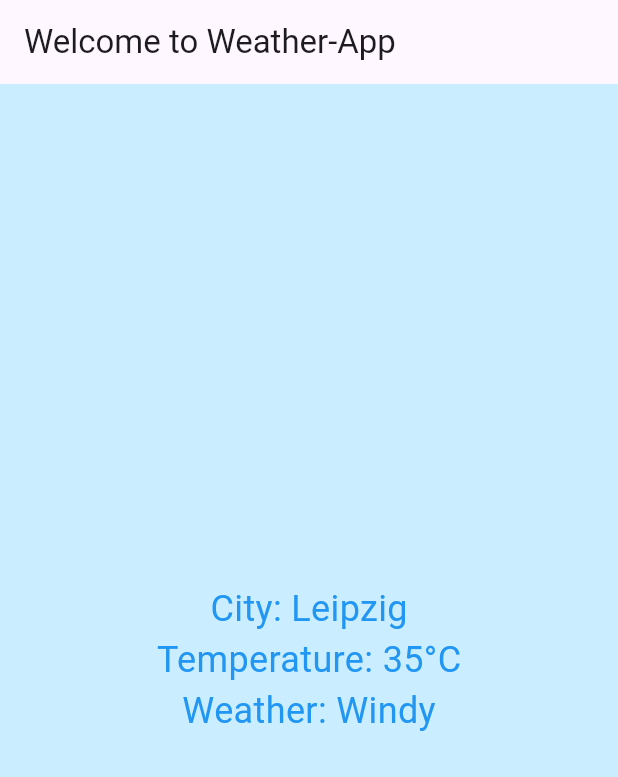
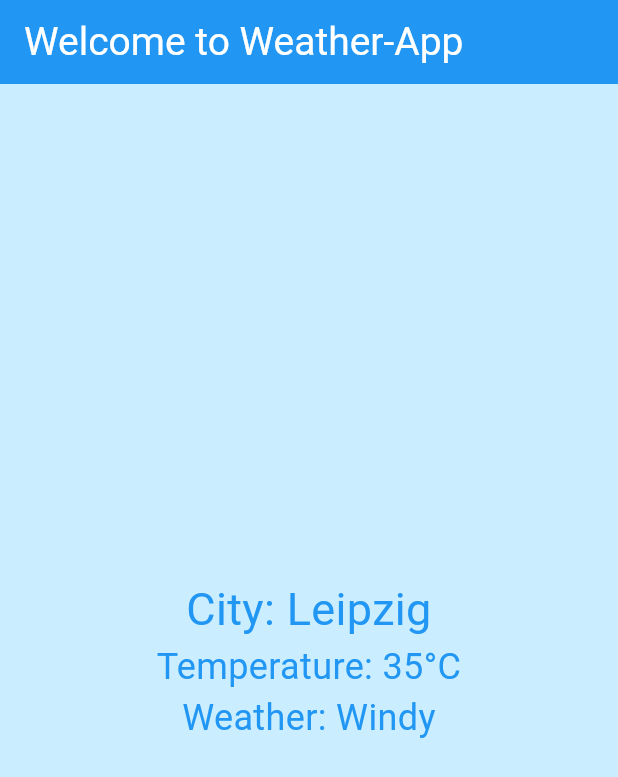
Before and after one commit to FrancescBrau/https---github.com-FrancescBrau-wetter_app_fb, a Flutter app: the screen it shows after launch, on a phone screen of 412 x 824 dp. Shown: the top 777 px of the screen. Run offline on Flutter 3.47's test engine with Material 3 defaults, Android fonts, the phone set to English and light mode, and no system bars.

Commit message:
aufhübschen

```diff
--- a/lib/main.dart
+++ b/lib/main.dart
@@ -9,7 +9,14 @@ class MyApp extends StatelessWidget {
       title: 'Projekt 12',
       home: Scaffold(
         appBar: AppBar(
-          title: Text('Welcome to Weather-App'),
+          title: Text(
+            'Welcome to Weather-App',
+            style: TextStyle(
+              fontSize: 26.0,
+              color: Colors.white,
+            ),
+          ),
+          backgroundColor: Colors.blue,
         ),
         body: Container(
           width: double.infinity,
@@ -17,18 +24,31 @@ class MyApp extends StatelessWidget {
           color: const Color.fromARGB(255, 202, 238, 255),
           child: Column(
             mainAxisAlignment: MainAxisAlignment.center,
+            crossAxisAlignment: CrossAxisAlignment.center,
             children: [
               Text(
                 'City: Leipzig',
-                style: TextStyle(color: Colors.blue, fontSize: 24.0),
+                style: TextStyle(
+                  color: Colors.blue,
+                  fontSize: 30.0,
+                ),
+                textAlign: TextAlign.center,
               ),
               Text(
                 'Temperature: 35°C',
-                style: TextStyle(color: Colors.blue, fontSize: 24.0),
+                style: TextStyle(
+                  color: Colors.blue,
+                  fontSize: 24.0,
+                ),
+                textAlign: TextAlign.center,
               ),
               Text(
                 'Weather: Windy',
-                style: TextStyle(color: Colors.blue, fontSize: 24.0),
+                style: TextStyle(
+                  color: Colors.blue,
+                  fontSize: 24.0,
+                ),
+                textAlign: TextAlign.center,
               ),
             ],
           ),
```
